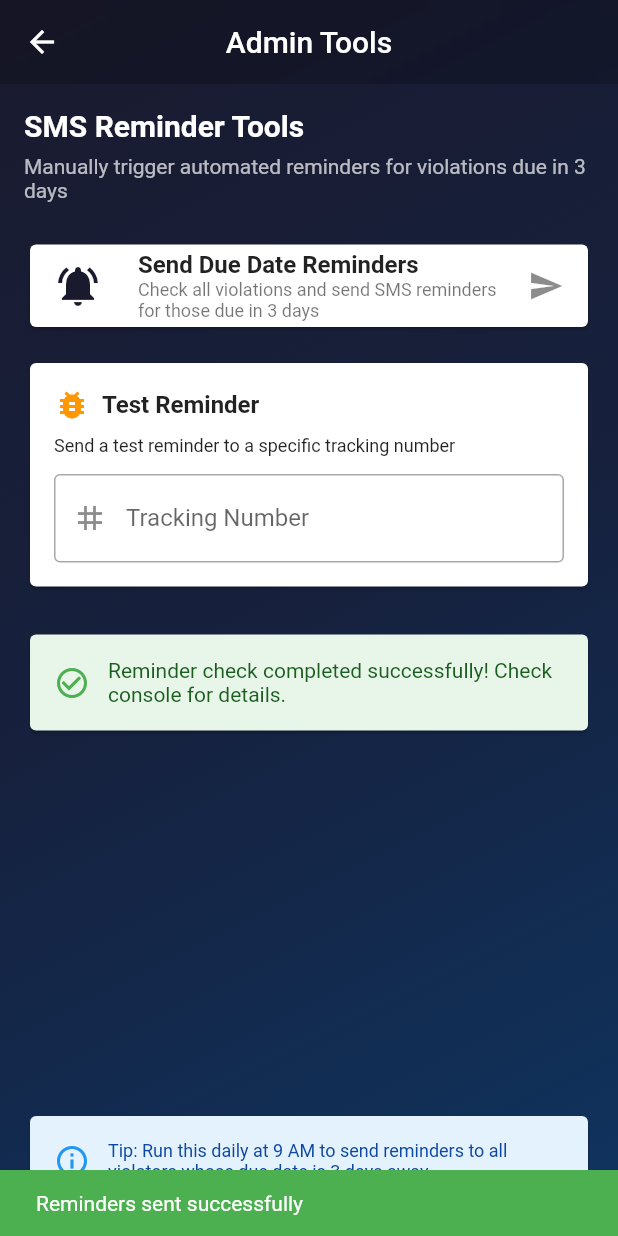
After one commit to ManansalaAngelo/LTO-Enforcer-App, a Flutter app: the AdminToolsPage screen opened by its route, after a tap on "Send Due Date Reminders", on a phone screen of 412 x 824 dp. The commit adds this screen. Run offline on Flutter 3.47's test engine with Material 3 defaults, Android fonts, the phone set to English and light mode, and no system bars; our stand-ins replace bloc, cloud_firestore, equatable, firebase_auth, firebase_core, flutter_bloc and 3 more; accounts and stored records are empty.

Commit message:
Add automated SMS reminder system for violations due in 3 days
- Created ReminderService to send SMS reminders via TextBee API
- Added Admin Tools page for enforcers to manually trigger reminders
- Implemented smart reminder logic (checks dueDate, filters by paymentStatus)
- Added reminderSent flag to prevent duplicate notifications
- Created comprehensive documentation (setup guide, user guide, implementation summary)
- Added admin tools menu item in enforcer side drawer
- SMS template includes tracking number, due date, amount, and penalty warning

```diff
--- /dev/null
+++ b/lib/pages/admin_tools/index.dart
@@ -0,0 +1,273 @@
+import 'package:enforcer_auto_fine/services/reminder_service.dart';
+import 'package:enforcer_auto_fine/shared/app_theme/colors.dart';
+import 'package:enforcer_auto_fine/shared/app_theme/fonts.dart';
+import 'package:enforcer_auto_fine/shared/components/app_bar/index.dart';
+import 'package:enforcer_auto_fine/shared/decorations/app_bg.dart';
+import 'package:flutter/material.dart';
+
+class AdminToolsPage extends StatefulWidget {
+  const AdminToolsPage({super.key});
+
+  @override
+  State<AdminToolsPage> createState() => _AdminToolsPageState();
+}
+
+class _AdminToolsPageState extends State<AdminToolsPage> {
+  bool _isSendingReminders = false;
+  String _lastResult = '';
+
+  @override
+  Widget build(BuildContext context) {
+    return Scaffold(
+      extendBodyBehindAppBar: true,
+      appBar: GlassmorphismAppBar(
+        title: Text('Admin Tools'),
+      ),
+      body: Container(
+        width: double.infinity,
+        height: double.infinity,
+        decoration: appBg,
+        child: SafeArea(
+          child: Padding(
+            padding: const EdgeInsets.all(16.0),
+            child: Column(
+              crossAxisAlignment: CrossAxisAlignment.start,
+              children: [
+                Text(
+                  'SMS Reminder Tools',
+                  style: TextStyle(
+                    fontSize: FontSizes().h3,
+                    fontWeight: FontWeight.bold,
+                    color: Colors.white,
+                  ),
+                ),
+                SizedBox(height: 8),
+                Text(
+                  'Manually trigger automated reminders for violations due in 3 days',
+                  style: TextStyle(
+                    fontSize: FontSizes().body,
+                    color: Colors.white70,
+                  ),
+                ),
+                SizedBox(height: 24),
+
+                // Send Reminders Button
+                Card(
+                  child: ListTile(
+                    leading: Icon(
+                      Icons.notifications_active,
+                      color: MainColor().primary,
+                      size: 32,
+                    ),
+                    title: Text(
+                      'Send Due Date Reminders',
+                      style: TextStyle(
+                        fontWeight: FontWeight.bold,
+                        fontSize: FontSizes().h4,
+                      ),
+                    ),
+                    subtitle: Text(
+                      'Check all violations and send SMS reminders for those due in 3 days',
+                      style: TextStyle(fontSize: FontSizes().caption),
+                    ),
+                    trailing: _isSendingReminders
+                        ? SizedBox(
+                            width: 24,
+                            height: 24,
+                            child: CircularProgressIndicator(strokeWidth: 2),
+                          )
+                        : Icon(Icons.send),
+                    onTap: _isSendingReminders ? null : _sendReminders,
+                  ),
+                ),
+
+                SizedBox(height: 16),
+
+                // Test Single Reminder Section
+                Card(
+                  child: Padding(
+                    padding: const EdgeInsets.all(16.0),
+                    child: Column(
+                      crossAxisAlignment: CrossAxisAlignment.start,
+                      children: [
+                        Row(
+                          children: [
+                            Icon(
+                              Icons.bug_report,
+                              color: Colors.orange,
+                            ),
+                            SizedBox(width: 8),
+                            Text(
+                              'Test Reminder',
+                              style: TextStyle(
+                                fontWeight: FontWeight.bold,
+                                fontSize: FontSizes().h4,
+                              ),
+                            ),
+                          ],
+                        ),
+                        SizedBox(height: 8),
+                        Text(
+                          'Send a test reminder to a specific tracking number',
+                          style: TextStyle(fontSize: FontSizes().caption),
+                        ),
+                        SizedBox(height: 12),
+                        TextField(
+                          decoration: InputDecoration(
+                            labelText: 'Tracking Number',
+                            hintText: 'Enter tracking number',
+                            border: OutlineInputBorder(),
+                            prefixIcon: Icon(Icons.tag),
+                          ),
+                          onSubmitted: _sendTestReminder,
+                        ),
+                      ],
+                    ),
+                  ),
+                ),
+
+                SizedBox(height: 24),
+
+                // Results Display
+                if (_lastResult.isNotEmpty)
+                  Card(
+                    color: _lastResult.contains('Error')
+                        ? Colors.red.shade50
+                        : Colors.green.shade50,
+                    child: Padding(
+                      padding: const EdgeInsets.all(16.0),
+                      child: Row(
+                        children: [
+                          Icon(
+                            _lastResult.contains('Error')
+                                ? Icons.error_outline
+                                : Icons.check_circle_outline,
+                            color: _lastResult.contains('Error')
+                                ? Colors.red
+                                : Colors.green,
+                          ),
+                          SizedBox(width: 12),
+                          Expanded(
+                            child: Text(
+                              _lastResult,
+                              style: TextStyle(
+                                color: _lastResult.contains('Error')
+                                    ? Colors.red.shade900
+                                    : Colors.green.shade900,
+                              ),
+                            ),
+                          ),
+                        ],
+                      ),
+                    ),
+                  ),
+
+                Spacer(),
+
+                // Info Card
+                Card(
+                  color: Colors.blue.shade50,
+                  child: Padding(
+                    padding: const EdgeInsets.all(16.0),
+                    child: Row(
+                      children: [
+                        Icon(Icons.info_outline, color: Colors.blue),
+                        SizedBox(width: 12),
+                        Expanded(
+                          child: Text(
+                            'Tip: Run this daily at 9 AM to send reminders to all violators whose due date is 3 days away.',
+                            style: TextStyle(
+                              fontSize: FontSizes().caption,
+                              color: Colors.blue.shade900,
+                            ),
+                          ),
+                        ),
+                      ],
+                    ),
+                  ),
+                ),
+              ],
+            ),
+          ),
+        ),
+      ),
+    );
+  }
+
+  Future<void> _sendReminders() async {
+    setState(() {
+      _isSendingReminders = true;
+      _lastResult = '';
+    });
+
+    try {
+      await ReminderService.checkAndSendReminders();
+
+      setState(() {
+        _lastResult = 'Reminder check completed successfully! Check console for details.';
+        _isSendingReminders = false;
+      });
+
+      ScaffoldMessenger.of(context).showSnackBar(
+        SnackBar(
+          content: Text('Reminders sent successfully'),
+          backgroundColor: Colors.green,
+        ),
+      );
+    } catch (e) {
+      setState(() {
+        _lastResult = 'Error: $e';
+        _isSendingReminders = false;
+      });
+
+      ScaffoldMessenger.of(context).showSnackBar(
+        SnackBar(
+          content: Text('Error sending reminders: $e'),
+          backgroundColor: Colors.red,
+        ),
+      );
+    }
+  }
+
+  Future<void> _sendTestReminder(String trackingNumber) async {
+    if (trackingNumber.trim().isEmpty) {
+      ScaffoldMessenger.of(context).showSnackBar(
+        SnackBar(
+          content: Text('Please enter a tracking number'),
+          backgroundColor: Colors.orange,
+        ),
+      );
+      return;
+    }
+
+    setState(() {
+      _lastResult = '';
+    });
+
+    try {
+      await ReminderService.sendSingleReminder(trackingNumber.trim());
+
+      setState(() {
+        _lastResult = 'Test reminder sent to tracking number: $trackingNumber';
+      });
+
+      ScaffoldMessenger.of(context).showSnackBar(
+        SnackBar(
+          content: Text('Test reminder sent successfully'),
+          backgroundColor: Colors.green,
+        ),
+      );
+    } catch (e) {
+      setState(() {
+        _lastResult = 'Error sending test reminder: $e';
+      });
+
+      ScaffoldMessenger.of(context).showSnackBar(
+        SnackBar(
+          content: Text('Error: $e'),
+          backgroundColor: Colors.red,
+        ),
+      );
+    }
+  }
+}
--- a/lib/routes.dart
+++ b/lib/routes.dart
@@ -1,5 +1,6 @@
 import 'package:flutter/material.dart';
 import 'pages/driver_violations/index.dart';
+import 'pages/admin_tools/index.dart';
 
 class AppRoutes {
   static Route<dynamic>? onGenerateRoute(RouteSettings settings) {
@@ -12,6 +13,10 @@ class AppRoutes {
           );
         }
         break;
+      case '/admin-tools':
+        return MaterialPageRoute(
+          builder: (context) => AdminToolsPage(),
+        );
     }
     return null;
   }
--- /dev/null
+++ b/lib/services/reminder_service.dart
@@ -0,0 +1,138 @@
+import 'package:cloud_firestore/cloud_firestore.dart';
+import 'package:enforcer_auto_fine/services/textbee_service.dart';
+import 'package:enforcer_auto_fine/pages/violation/models/report_model.dart';
+import 'package:intl/intl.dart';
+
+/// Service to send automated SMS reminders 3 days before due date
+class ReminderService {
+  /// Check and send reminders for violations due in 3 days
+  static Future<void> checkAndSendReminders() async {
+    try {
+      final db = FirebaseFirestore.instance;
+      final now = DateTime.now();
+
+      // Calculate the target date (3 days from now)
+      final threeDaysFromNow = DateTime(
+        now.year,
+        now.month,
+        now.day + 3,
+      );
+
+      // Calculate the start and end of the target day
+      final startOfDay = DateTime(
+        threeDaysFromNow.year,
+        threeDaysFromNow.month,
+        threeDaysFromNow.day,
+      );
+      final endOfDay = DateTime(
+        threeDaysFromNow.year,
+        threeDaysFromNow.month,
+        threeDaysFromNow.day,
+        23,
+        59,
+        59,
+      );
+
+      // Query violations with due date in 3 days and status not paid
+      final querySnapshot = await db
+          .collection('reports')
+          .where('dueDate', isGreaterThanOrEqualTo: Timestamp.fromDate(startOfDay))
+          .where('dueDate', isLessThanOrEqualTo: Timestamp.fromDate(endOfDay))
+          .where('paymentStatus', isEqualTo: 'Pending')
+          .get();
+
+      print('Found ${querySnapshot.docs.length} violations due in 3 days');
+
+      // Send reminder for each violation
+      for (var doc in querySnapshot.docs) {
+        try {
+          final data = doc.data();
+          final report = ReportModel.fromJson(data);
+
+          // Check if reminder was already sent
+          final reminderSent = data['reminderSent'] as bool? ?? false;
+
+          if (!reminderSent && report.dueDate != null) {
+            await _sendReminderSms(report, doc.id);
+
+            // Mark reminder as sent in Firestore
+            await doc.reference.update({'reminderSent': true});
+
+            print('Reminder sent for tracking number: ${report.trackingNumber}');
+          }
+        } catch (e) {
+          print('Error processing reminder for doc ${doc.id}: $e');
+        }
+      }
+
+      print('Reminder check completed');
+    } catch (e) {
+      print('Error in checkAndSendReminders: $e');
+    }
+  }
+
+  /// Send reminder SMS to violator
+  static Future<void> _sendReminderSms(ReportModel report, String docId) async {
+    if (report.phoneNumber.isEmpty || report.dueDate == null) {
+      print('Cannot send reminder: missing phone or due date');
+      return;
+    }
+
+    final formattedDueDate = DateFormat('MMMM d, yyyy').format(report.dueDate!);
+    final trackingNum = report.trackingNumber ?? 'N/A';
+
+    // Calculate total fine amount
+    double totalFine = 0.0;
+    for (var violation in report.violations) {
+      totalFine += violation.price;
+    }
+
+    final message = '''
+AutoFine Reminder
+
+Hi ${report.fullname},
+
+This is a reminder that your traffic violation fine is due in 3 DAYS.
+
+Tracking Number: $trackingNum
+Due Date: $formattedDueDate
+Amount: ₱${totalFine.toStringAsFixed(2)}
+
+⚠️ IMPORTANT: Failure to pay by the due date will result in DOUBLE the fine amount.
+
+Please settle your payment before the deadline to avoid penalties.
+
+Thank you.
+''';
+
+    await TextBeeService.sendSms(report.phoneNumber, message);
+  }
+
+  /// Manual trigger to send a single reminder (for testing)
+  static Future<void> sendSingleReminder(String trackingNumber) async {
+    try {
+      final db = FirebaseFirestore.instance;
+
+      final querySnapshot = await db
+          .collection('reports')
+          .where('trackingNumber', isEqualTo: trackingNumber)
+          .limit(1)
+          .get();
+
+      if (querySnapshot.docs.isEmpty) {
+        print('No violation found with tracking number: $trackingNumber');
+        return;
+      }
+
+      final doc = querySnapshot.docs.first;
+      final report = ReportModel.fromJson(doc.data());
+
+      await _sendReminderSms(report, doc.id);
+      await doc.reference.update({'reminderSent': true});
+
+      print('Manual reminder sent successfully');
+    } catch (e) {
+      print('Error sending manual reminder: $e');
+    }
+  }
+}
--- a/lib/shared/components/side_drawer/items.dart
+++ b/lib/shared/components/side_drawer/items.dart
@@ -24,5 +24,10 @@ class AppMainSideDrawerItem {
       icon: Icon(Icons.add),
       route: '/violations',
     ),
+    AppMainSideDrawerItem(
+      title: "Admin Tools",
+      icon: Icon(Icons.settings),
+      route: '/admin-tools',
+    ),
   ];
 }
```
Also changed, not shown: 3 other files.
